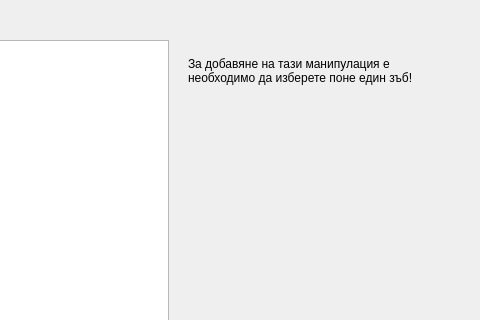
Before: the Qt Designer form src/View/ProcedureDialog/ProcedureDialog.ui in thefinalcutbg/DinoDent, drawn with Qt 5; both pictures show x 382 to 862 and y 0 to 320 of the 862 by 513 pixel window.
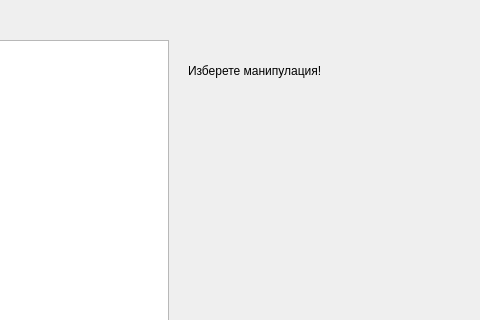
After: the same form once the commit is applied. Custom widgets are drawn as their Qt base class.

Patch:
```diff
--- a/src/View/ProcedureDialog/ProcedureDialog.ui
+++ b/src/View/ProcedureDialog/ProcedureDialog.ui
@@ -74,7 +74,7 @@
     </rect>
    </property>
    <property name="text">
-    <string>За добавяне на тази манипулация е необходимо да изберете поне един зъб!</string>
+    <string>Изберете манипулация!</string>
    </property>
    <property name="wordWrap">
     <bool>true</bool>
```
